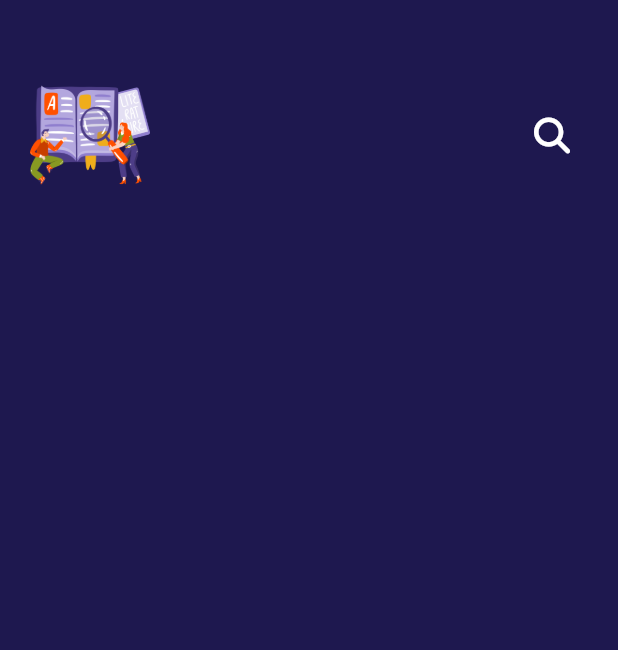
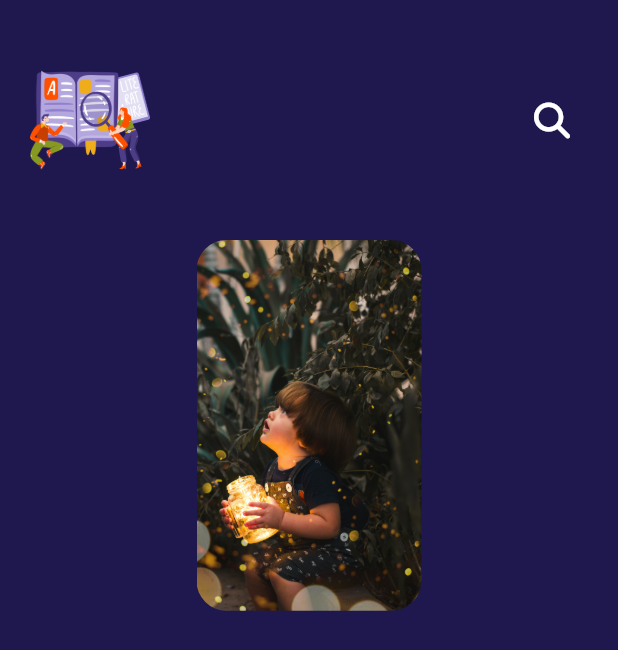
Before and after one commit to yusufabdo20/bookly_app, a Flutter app: the screen it shows after launch, on a phone screen of 412 x 824 dp. Shown: the top 650 px of the screen. Run offline on Flutter 3.47's test engine with Material 2 defaults, Android fonts, the light colour scheme and no system bars; our stand-ins replace font_awesome_flutter, get.

Commit message:
add custom ListView item of home view

```diff
--- a/lib/Features/Home/presentation/views/widgets/customAppBar.dart
+++ b/lib/Features/Home/presentation/views/widgets/customAppBar.dart
@@ -9,7 +9,7 @@ class CustomAppBar extends StatelessWidget {
   @override
   Widget build(BuildContext context) {
     return Padding(
-      padding: const EdgeInsets.symmetric(horizontal: 20.0, vertical: 50.0),
+      padding: const EdgeInsets.symmetric(horizontal: 20.0, vertical: 40.0),
       child: Row(
         mainAxisAlignment: MainAxisAlignment.spaceBetween,
         children: [
--- /dev/null
+++ b/lib/Features/Home/presentation/views/widgets/custom_listView_item.dart
@@ -0,0 +1,33 @@
+import 'package:flutter/material.dart';
+
+import '../../../../../core/utils/assets.dart';
+
+class CustomListViewItem extends StatelessWidget {
+  const CustomListViewItem({
+    Key? key,
+  }) : super(key: key);
+
+  @override
+  Widget build(BuildContext context) {
+    return SizedBox(
+      height: MediaQuery.of(context).size.height * .3,
+      width: 150,
+      child: AspectRatio(
+        aspectRatio: .50,
+        child: Container(
+          // width: 100,
+          // height: MediaQuery.of(context).size.height * .25,
+          decoration: const BoxDecoration(
+            borderRadius: BorderRadius.all(
+              Radius.circular(20),
+            ),
+            image: DecorationImage(
+              image: AssetImage(AssetsData.test),
+              fit: BoxFit.cover,
+            ),
+          ),
+        ),
+      ),
+    );
+  }
+}
--- a/lib/Features/Home/presentation/views/widgets/homeViewBody.dart
+++ b/lib/Features/Home/presentation/views/widgets/homeViewBody.dart
@@ -3,6 +3,7 @@ import 'package:flutter/material.dart';
 import 'package:font_awesome_flutter/font_awesome_flutter.dart';
 
 import 'customAppBar.dart';
+import 'custom_listView_item.dart';
 
 class HomeViewBody extends StatelessWidget {
   const HomeViewBody({super.key});
@@ -11,8 +12,9 @@ class HomeViewBody extends StatelessWidget {
   Widget build(BuildContext context) {
     return SafeArea(
       child: Column(
-        children: const [
-          CustomAppBar(),
+        children: [
+          const CustomAppBar(),
+          CustomListViewItem(),
         ],
       ),
     );
--- a/lib/core/utils/assets.dart
+++ b/lib/core/utils/assets.dart
@@ -1,3 +1,4 @@
 class AssetsData {
   static const logo = "assets/images/bookIcon.png";
+  static const test = "assets/images/downloadd.jpg";
 }
```
Also changed, not shown: assets/images/downloadd.jpg (added).
